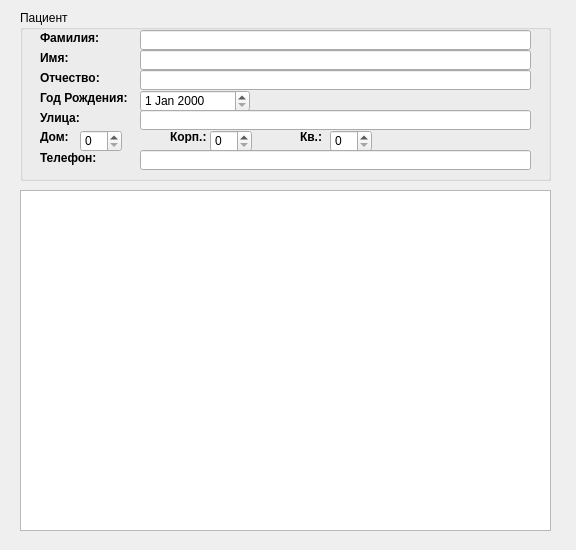
Above: patientform.ui from orckrn/PatientaDB before the change. Below: the same form after it.
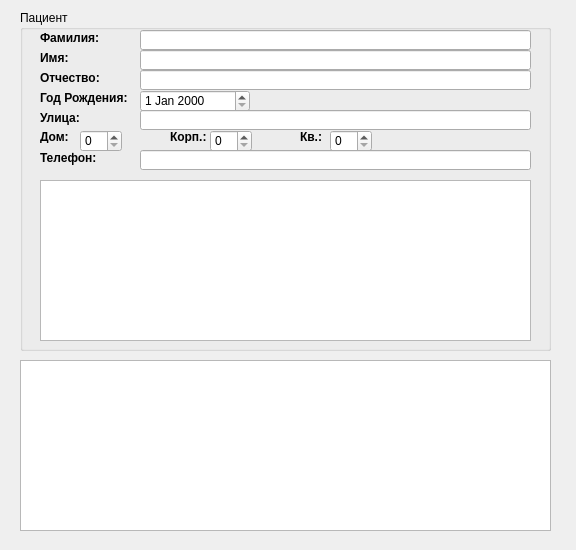
That is the form after the change.

Commit message: Data for patientForm;

Diff of the .ui file:
```diff
--- a/patientform.ui
+++ b/patientform.ui
@@ -19,7 +19,7 @@
      <x>20</x>
      <y>10</y>
      <width>531</width>
-     <height>171</height>
+     <height>341</height>
     </rect>
    </property>
    <property name="title">
@@ -232,14 +232,24 @@
      </rect>
     </property>
    </widget>
+   <widget class="QTextEdit" name="anamnesisEdit">
+    <property name="geometry">
+     <rect>
+      <x>20</x>
+      <y>170</y>
+      <width>491</width>
+      <height>161</height>
+     </rect>
+    </property>
+   </widget>
   </widget>
   <widget class="QTableView" name="tableView">
    <property name="geometry">
     <rect>
      <x>20</x>
-     <y>190</y>
+     <y>360</y>
      <width>531</width>
-     <height>341</height>
+     <height>171</height>
     </rect>
    </property>
   </widget>
```
Left out of the diff: 2 changed lines with no effect on the pictures. The commit also changes 1 other file.
